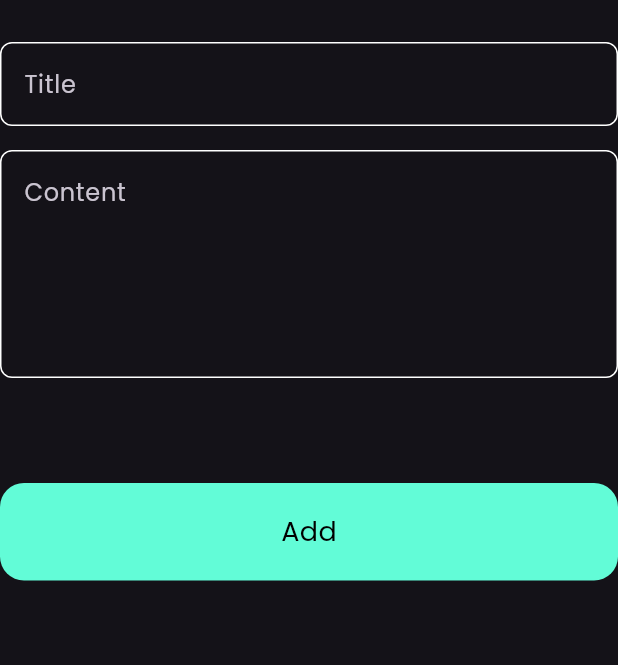
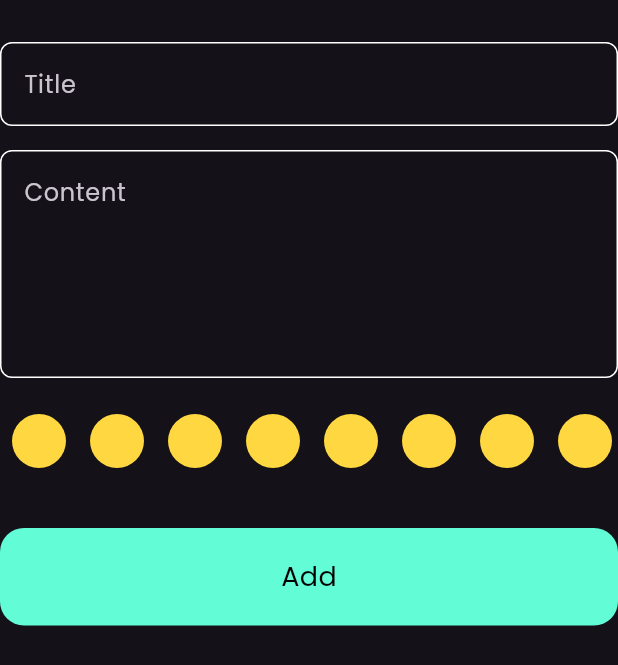
Before and after one commit to hazzemsalah/Note_App, a Flutter app: the AddNoteForm widget shown alone on an empty page, opened directly, on a phone screen of 412 x 824 dp. Shown: the top 665 px of the screen. Run offline on Flutter 3.47's test engine with Material 3 defaults, Android fonts, the phone set to English and light mode, and no system bars; our stand-ins replace bloc, flutter_bloc, font_awesome_flutter, hive, hive_flutter; accounts and stored records are empty.

Commit message:
create color list view part 1

```diff
--- /dev/null
+++ b/devtools_options.yaml
@@ -0,0 +1,3 @@
+description: This file stores settings for Dart & Flutter DevTools.
+documentation: https://docs.flutter.dev/tools/devtools/extensions#configure-extension-enablement-states
+extensions:
--- a/lib/views/widgets/add_note_form.dart
+++ b/lib/views/widgets/add_note_form.dart
@@ -1,5 +1,6 @@
 import 'package:_9_note_app/cubits/add_note_cubit/add_note_cubit.dart';
 import 'package:_9_note_app/models/note_model.dart';
+import 'package:_9_note_app/views/widgets/color_list_view.dart';
 import 'package:_9_note_app/views/widgets/costum_bottun.dart';
 import 'package:_9_note_app/views/widgets/custom_text_field.dart';
 import 'package:flutter/material.dart';
@@ -39,7 +40,11 @@ class _AddNoteFormState extends State<AddNoteForm> {
               subtitle = value;
             },
           ),
-          const SizedBox(height: 70),
+          const SizedBox(
+            height: 24,
+          ),
+          const ColorsListView(),
+          const SizedBox(height: 40),
           BlocBuilder<AddNoteCubit, AddNoteState>(
             builder: (context, state) {
               return CustomButton(
--- /dev/null
+++ b/lib/views/widgets/color_list_view.dart
@@ -0,0 +1,34 @@
+import 'package:flutter/material.dart';
+
+class ColorItem extends StatelessWidget {
+  const ColorItem({super.key});
+
+  @override
+  Widget build(BuildContext context) {
+    return const CircleAvatar(
+      radius: 18,
+      backgroundColor: Colors.amberAccent,
+    );
+  }
+}
+
+class ColorsListView extends StatelessWidget {
+  const ColorsListView({super.key});
+
+  @override
+  Widget build(BuildContext context) {
+    return SizedBox(
+      height: 18 * 2,
+      child: ListView.builder(
+        itemCount: 10,
+        scrollDirection: Axis.horizontal,
+        itemBuilder: (context, index) {
+          return const Padding(
+            padding: EdgeInsets.symmetric(horizontal: 8),
+            child: ColorItem(),
+          );
+        },
+      ),
+    );
+  }
+}
```
